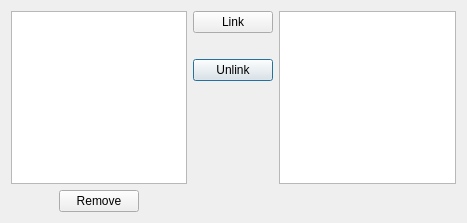
ialhashim/topo-blend, file topo-blend/graph_modify_dialog.ui: the form before one commit.
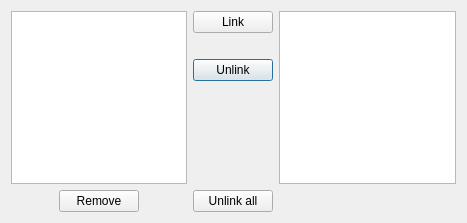
The form after the commit. Icons and pictures are not drawn.

What changed in the file:
```diff
--- a/topo-blend/graph_modify_dialog.ui
+++ b/topo-blend/graph_modify_dialog.ui
@@ -128,6 +128,13 @@
      </property>
     </widget>
    </item>
+   <item row="4" column="3">
+    <widget class="QPushButton" name="unlinkAllButton">
+     <property name="text">
+      <string>Unlink all</string>
+     </property>
+    </widget>
+   </item>
   </layout>
  </widget>
  <resources>
```
